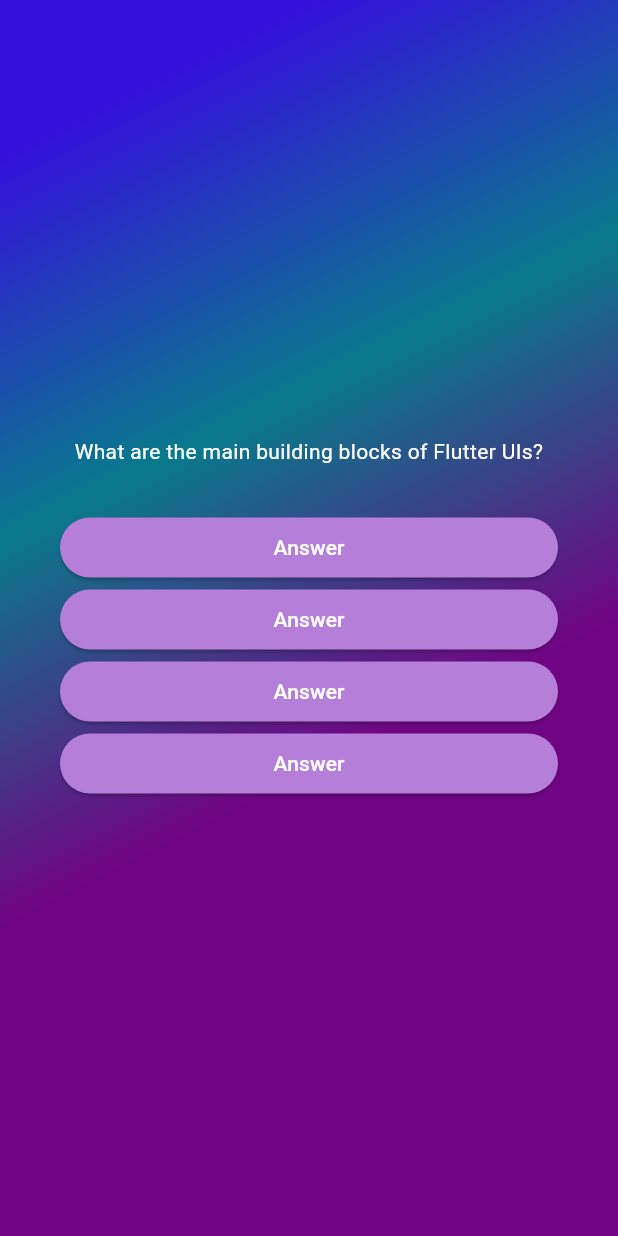
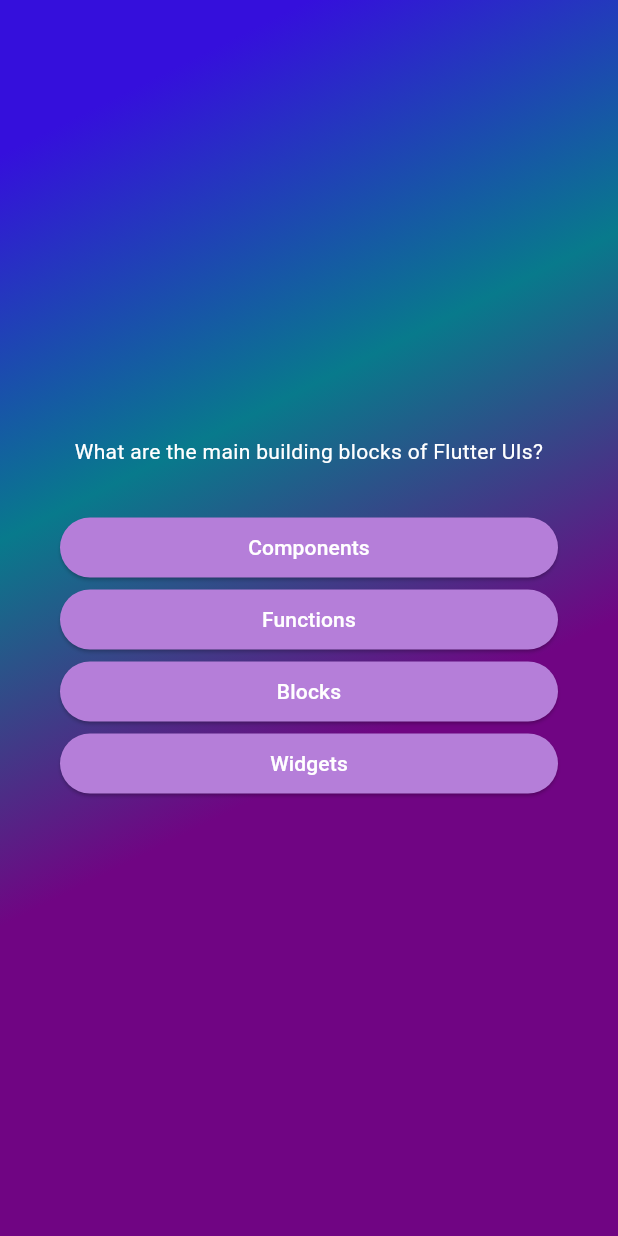
Before and after one commit to gunesserenay/flutter_quiz_application, a Flutter app: the screen it shows after launch, after a tap on "Start Quiz", on a phone screen of 412 x 824 dp. Run offline on Flutter 3.47's test engine with Material 3 defaults, Android fonts, the light colour scheme and no system bars.

Commit message:
Answer text aligned as center

```diff
--- a/lib/answer_button.dart
+++ b/lib/answer_button.dart
@@ -34,7 +34,10 @@
           borderRadius: BorderRadius.circular(40),
         ),
       ),
-      child: const Text('Answer'),
+      child: Text(
+        answerText,
+        textAlign: TextAlign.center,
+      ),
     );
   }
 }
--- a/lib/questions_screen.dart
+++ b/lib/questions_screen.dart
@@ -13,9 +13,17 @@
 }
 
 class _QuestionScreenState extends State<QuestionScreen> {
+  var currentQuestionIndex = 0;
+
+  void answerQuestion() {
+    setState(() {
+      currentQuestionIndex++;
+    });
+  }
+
   @override
   Widget build(BuildContext context) {
-    final currentQuestion = questions[0];
+    final currentQuestion = questions[currentQuestionIndex];
 
     return SizedBox(
       width: double.infinity,
@@ -46,7 +54,7 @@
                 .getShuffledAnswers()
                 .map((answer) => AnswerButton(
                       answerText: answer,
-                      onTap: () {},
+                      onTap: answerQuestion,
                     )),
           ],
         ),
```
